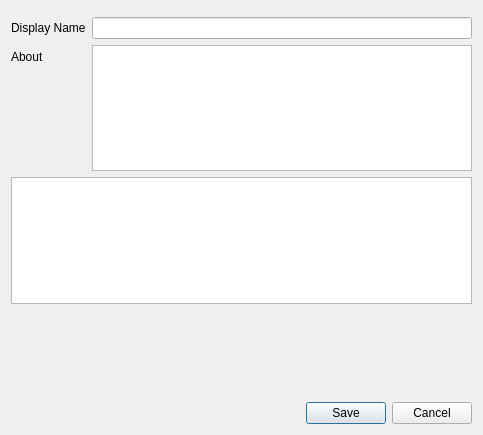
Before: the Qt Designer form src/presentation/chatinfo/chatinfodialog.ui in N0vemberRain/wch-desktop, drawn with Qt 5.
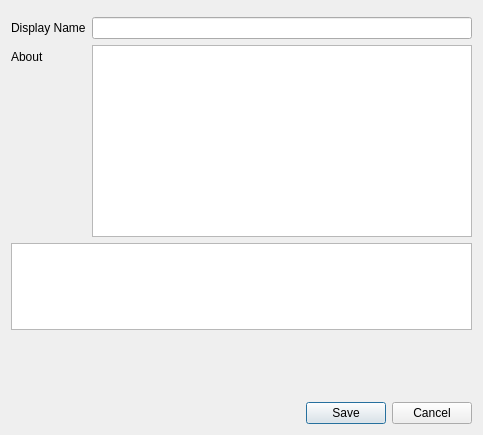
After: the same form once the commit is applied. Custom widgets are drawn as their Qt base class.

What changed in the file:
```diff
--- a/src/presentation/chatinfo/chatinfodialog.ui
+++ b/src/presentation/chatinfo/chatinfodialog.ui
@@ -37,7 +37,14 @@
       </widget>
      </item>
      <item row="1" column="1">
-      <widget class="QTextEdit" name="aboutTextEdit"/>
+      <widget class="QTextEdit" name="aboutTextEdit">
+       <property name="sizePolicy">
+        <sizepolicy hsizetype="Expanding" vsizetype="Minimum">
+         <horstretch>0</horstretch>
+         <verstretch>0</verstretch>
+        </sizepolicy>
+       </property>
+      </widget>
      </item>
     </layout>
    </item>
```
